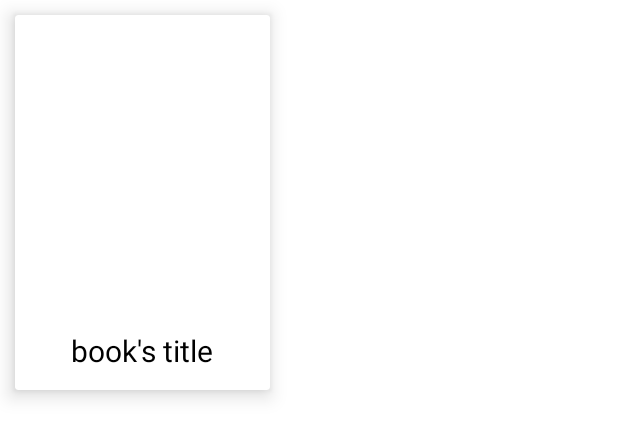
After one commit to YoloChocoPie/MobileTBCN, an Android app: the layout feature_card_design.xml on its own in the app's theme, with its tools: preview values and no code run, on a phone screen of 412 x 824 dp. The commit adds this screen. Shown: the top 438 px of the screen. Run offline under Robolectric (Android 15) with nearby library versions, the phone set to English and light mode, and no system bars.

Commit message:
chỉnh sửa giao diện trang chủ

```diff
--- a/app/src/main/java/com/example/mobiletbcn/MainActivity.java
+++ b/app/src/main/java/com/example/mobiletbcn/MainActivity.java
@@ -63,8 +63,8 @@ public class MainActivity extends AppCompatActivity {
         boolean checkUser = userController.checkUserByUserNameAndPassword(us, pass);
         if (checkUser) {
             // thành công thì chuyển sang trang home
-            //Intent intent = new Intent(MainActivity.this, HomeMain.class);
-            //startActivity(intent);
+            Intent intent = new Intent(MainActivity.this, Home_screen.class);
+            startActivity(intent);
         } else {
             // thất bại
             Toast.makeText(this, "Wrong username and password", Toast.LENGTH_SHORT).show();
--- a/app/src/main/res/drawable/white_circle.xml
+++ b/app/src/main/res/drawable/white_circle.xml
@@ -1,7 +1,7 @@
 <?xml version="1.0" encoding="utf-8"?>
 <shape xmlns:android="http://schemas.android.com/apk/res/android">
 
-    <solid android:color="@android:color/black"></solid>
+    <solid android:color="@android:color/white"></solid>
     <corners android:radius="100dp"></corners>
 
 </shape>
--- /dev/null
+++ b/app/src/main/res/layout/feature_card_design.xml
@@ -0,0 +1,32 @@
+<?xml version="1.0" encoding="utf-8"?>
+<androidx.cardview.widget.CardView xmlns:android="http://schemas.android.com/apk/res/android"
+    android:layout_width="170dp"
+    android:layout_height="250dp"
+    xmlns:app="http://schemas.android.com/apk/res-auto"
+    app:cardCornerRadius="2dp"
+    app:cardElevation="8dp"
+    android:layout_margin="10dp">
+
+    <LinearLayout
+        android:layout_width="match_parent"
+        android:layout_height="match_parent"
+        android:padding="10dp"
+        android:orientation="vertical">
+
+        <ImageView
+            android:layout_width="match_parent"
+            android:layout_height="200dp"
+            android:scaleType="centerCrop"
+            android:id="@+id/feature_image"/>
+
+        <TextView
+            android:id="@+id/feature_title"
+            android:layout_width="wrap_content"
+            android:layout_height="wrap_content"
+            android:text="book's title"
+            android:textSize="20sp"
+            android:textColor="@android:color/black"
+            android:layout_gravity="center"/>
+    </LinearLayout>
+
+</androidx.cardview.widget.CardView>
```
